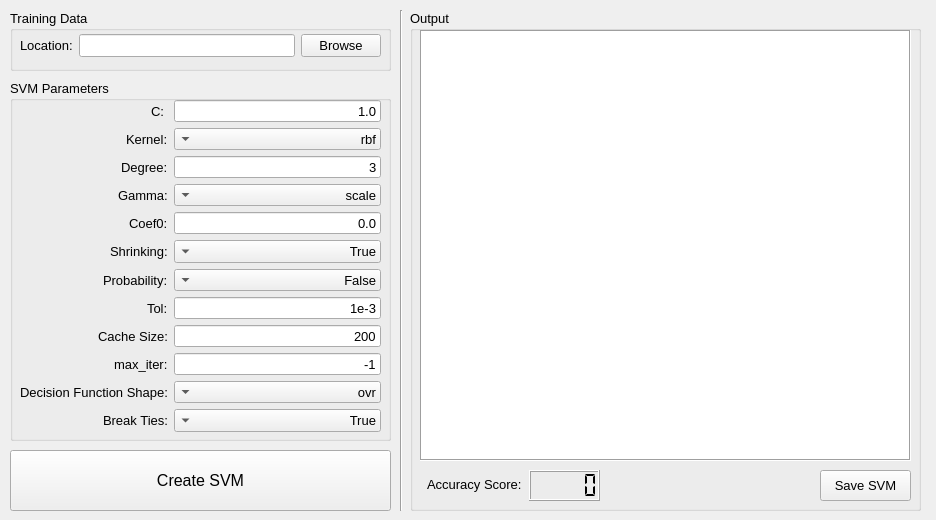
First picture: the form in gui/svm_maker_gui.ui, repository 5coho/SVM-Gender-Recognition, before the edit.
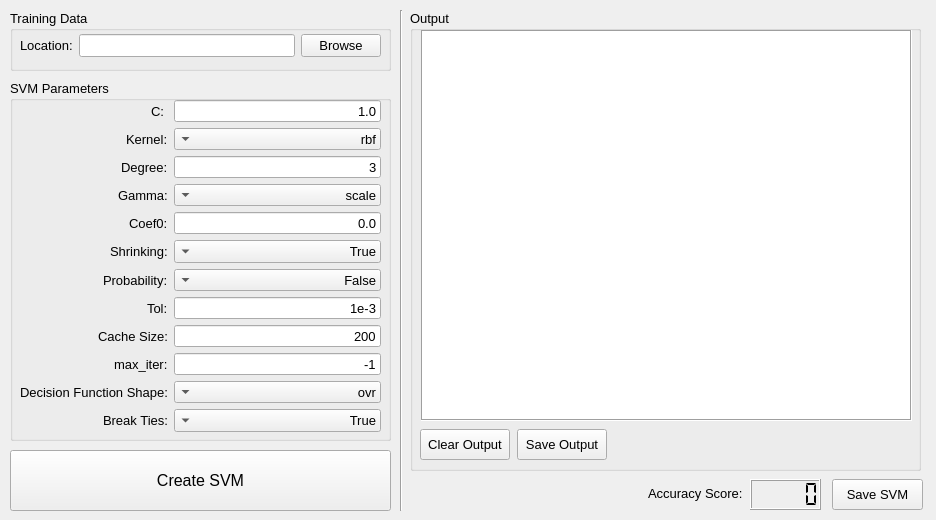
Second picture: the form after the edit.

Commit message: changed gui and made mostly functional

The edit to the form file:
```diff
--- a/gui/svm_maker_gui.ui
+++ b/gui/svm_maker_gui.ui
@@ -465,7 +465,7 @@
      <x>410</x>
      <y>10</y>
      <width>511</width>
-     <height>501</height>
+     <height>461</height>
     </rect>
    </property>
    <property name="title">
@@ -483,10 +483,10 @@
    <widget class="QTextEdit" name="textEdit_output">
     <property name="geometry">
      <rect>
-      <x>10</x>
+      <x>11</x>
       <y>20</y>
       <width>491</width>
-      <height>431</height>
+      <height>391</height>
      </rect>
     </property>
     <property name="frameShape">
@@ -502,6 +502,32 @@
      <bool>true</bool>
     </property>
    </widget>
+   <widget class="QPushButton" name="bttn_clear">
+    <property name="geometry">
+     <rect>
+      <x>10</x>
+      <y>419</y>
+      <width>90</width>
+      <height>31</height>
+     </rect>
+    </property>
+    <property name="text">
+     <string>Clear Output</string>
+    </property>
+   </widget>
+   <widget class="QPushButton" name="bttn_saveOutput">
+    <property name="geometry">
+     <rect>
+      <x>107</x>
+      <y>419</y>
+      <width>90</width>
+      <height>31</height>
+     </rect>
+    </property>
+    <property name="text">
+     <string>Save Output</string>
+    </property>
+   </widget>
   </widget>
   <widget class="Line" name="line">
    <property name="geometry">
@@ -551,24 +577,11 @@
     <bool>false</bool>
    </property>
   </widget>
-  <widget class="QPushButton" name="bttn_save">
-   <property name="geometry">
-    <rect>
-     <x>820</x>
-     <y>470</y>
-     <width>91</width>
-     <height>31</height>
-    </rect>
-   </property>
-   <property name="text">
-    <string>Save SVM</string>
-   </property>
-  </widget>
   <widget class="QLCDNumber" name="lcd_accuracy">
    <property name="geometry">
     <rect>
-     <x>529</x>
-     <y>470</y>
+     <x>750</x>
+     <y>479</y>
      <width>71</width>
      <height>31</height>
     </rect>
@@ -586,8 +599,8 @@
   <widget class="QLabel" name="label_accuracy">
    <property name="geometry">
     <rect>
-     <x>427</x>
-     <y>474</y>
+     <x>648</x>
+     <y>483</y>
      <width>101</width>
      <height>21</height>
     </rect>
@@ -596,6 +609,19 @@
     <string>Accuracy Score:</string>
    </property>
   </widget>
+  <widget class="QPushButton" name="bttn_save">
+   <property name="geometry">
+    <rect>
+     <x>832</x>
+     <y>479</y>
+     <width>91</width>
+     <height>31</height>
+    </rect>
+   </property>
+   <property name="text">
+    <string>Save SVM</string>
+   </property>
+  </widget>
  </widget>
  <resources/>
  <connections/>
```
Left out of the diff: 8 changed lines with no effect on the pictures. The commit also changes 1 other file.
